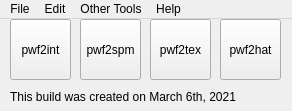
Old version of the form QtGUI/pwf2main.ui in the repository pahaze/pwf2tools-cpp.
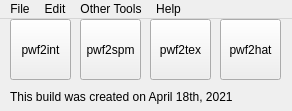
New version of the form. Icons and pictures are not drawn.

Commit message: Add pwf2tex. Fix bug in pwf2spm where title was just 'dialog' (lol). Update build dates. Re-enable drag-n-drop (not finished juuust yet).

What changed in the file:
```diff
--- a/QtGUI/pwf2main.ui
+++ b/QtGUI/pwf2main.ui
@@ -112,7 +112,7 @@
      </font>
     </property>
     <property name="text">
-     <string>This build was created on March 6th, 2021</string>
+     <string>This build was created on April 18th, 2021</string>
     </property>
    </widget>
   </widget>
```
The commit also changes 11 other files.
